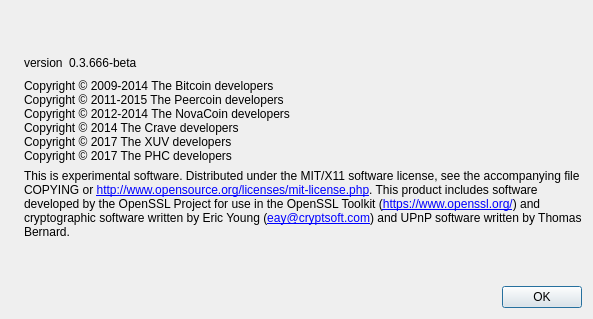
Old version of the form src/qt/forms/aboutdialog.ui in the repository profithunterscoin/phc.
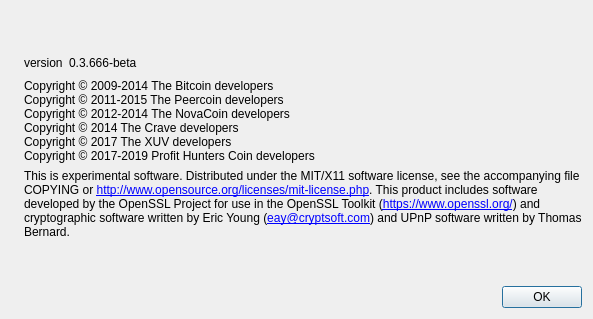
New version of the form. Icons and pictures are not drawn.

What changed in the file:
```diff
--- a/src/qt/forms/aboutdialog.ui
+++ b/src/qt/forms/aboutdialog.ui
@@ -99,7 +99,7 @@
 Copyright © 2012-2014 The NovaCoin developers
 Copyright © 2014 The Crave developers
 Copyright © 2017 The XUV developers
-Copyright © 2017 The PHC developers</string>
+Copyright © 2017-2019 Profit Hunters Coin developers</string>
        </property>
        <property name="textInteractionFlags">
         <set>Qt::LinksAccessibleByMouse|Qt::TextSelectableByKeyboard|Qt::TextSelectableByMouse</set>
```
